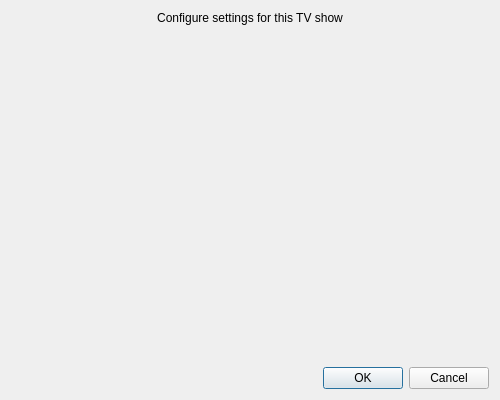
Above: Operations-Features/videoplayer/showsplayer/vp_shows_settings_dialog.ui from therealMaPMaKeR/MMDiary before the change. Below: the same form after it.
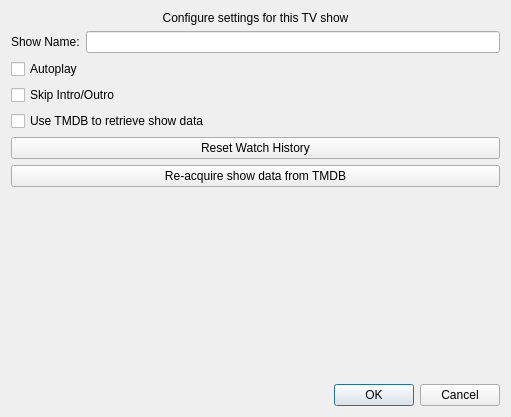
That is the form after the change.

```diff
--- a/Operations-Features/videoplayer/showsplayer/vp_shows_settings_dialog.ui
+++ b/Operations-Features/videoplayer/showsplayer/vp_shows_settings_dialog.ui
@@ -6,8 +6,8 @@
    <rect>
     <x>0</x>
     <y>0</y>
-    <width>500</width>
-    <height>400</height>
+    <width>511</width>
+    <height>417</height>
    </rect>
   </property>
   <property name="windowTitle">
@@ -24,6 +24,55 @@
      </property>
     </widget>
    </item>
+   <item>
+    <layout class="QHBoxLayout" name="horizontalLayout">
+     <item>
+      <widget class="QLabel" name="label">
+       <property name="text">
+        <string>Show Name:</string>
+       </property>
+      </widget>
+     </item>
+     <item>
+      <widget class="QLineEdit" name="lineEdit_ShowName"/>
+     </item>
+    </layout>
+   </item>
+   <item>
+    <widget class="QCheckBox" name="checkBox_2">
+     <property name="text">
+      <string>Autoplay</string>
+     </property>
+    </widget>
+   </item>
+   <item>
+    <widget class="QCheckBox" name="checkBox_3">
+     <property name="text">
+      <string>Skip Intro/Outro</string>
+     </property>
+    </widget>
+   </item>
+   <item>
+    <widget class="QCheckBox" name="checkBox">
+     <property name="text">
+      <string>Use TMDB to retrieve show data</string>
+     </property>
+    </widget>
+   </item>
+   <item>
+    <widget class="QPushButton" name="pushButton">
+     <property name="text">
+      <string>Reset Watch History</string>
+     </property>
+    </widget>
+   </item>
+   <item>
+    <widget class="QPushButton" name="pushButton_2">
+     <property name="text">
+      <string>Re-acquire show data from TMDB</string>
+     </property>
+    </widget>
+   </item>
    <item>
     <spacer name="verticalSpacer">
      <property name="orientation">
```
